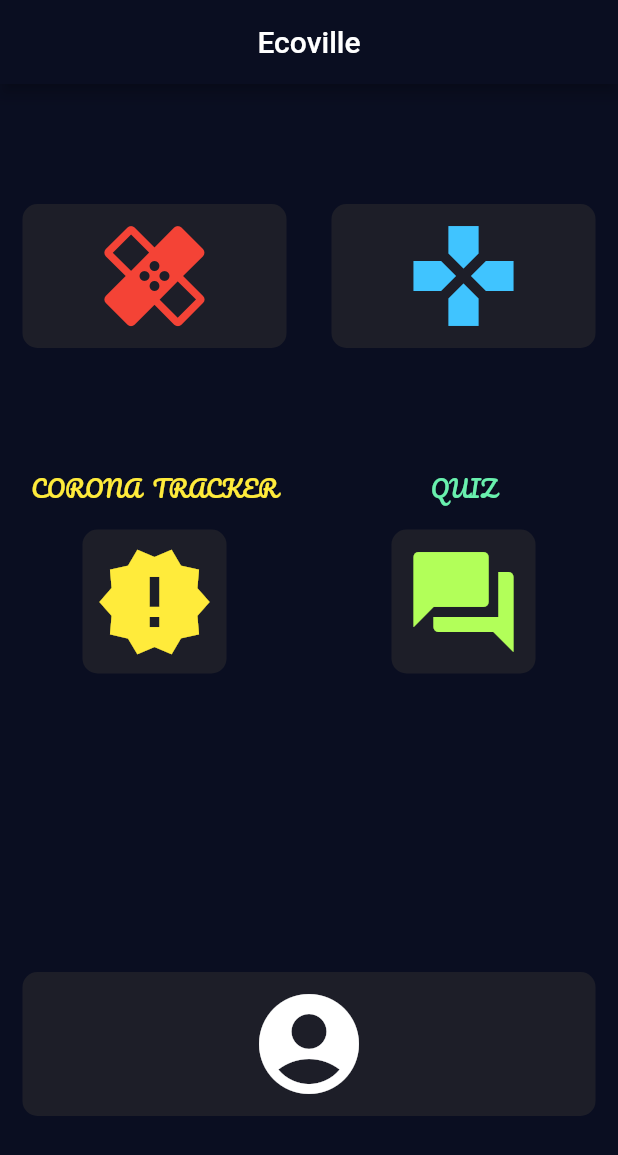
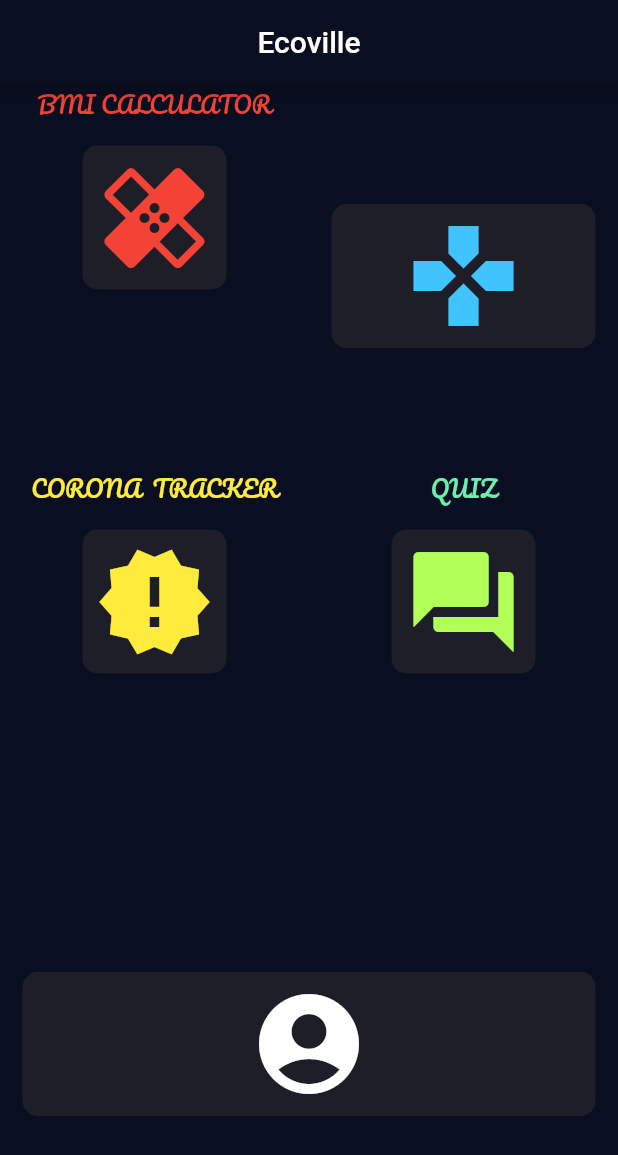
Before and after one commit to simransrivastava01/EcoVille, a Flutter app: the screen it shows after launch, on a phone screen of 412 x 824 dp. Shown: the top 1155 px of the screen. Run offline on Flutter 3.47's test engine with Material 2 defaults, Android fonts, the phone set to English and light mode, and no system bars; our stand-ins replace flutter_spinkit, font_awesome_flutter, rflutter_alert.

Commit message:
added text2

```diff
--- a/lib/mainPage/input_page.dart
+++ b/lib/mainPage/input_page.dart
@@ -35,7 +35,16 @@ class _InputPageState extends State<InputPage> {
             child: Row(
               children: <Widget>[
                 Expanded(
-                  child: GestureDetector(
+                  child: Column(
+                    children: <Widget>[
+                      Text(
+                        'BMI CALCULATOR',
+                        style: TextStyle(
+                            fontSize: 15.0,
+                            color: Colors.red,
+                            fontFamily: 'Pacifico'),
+                      ),
+                      GestureDetector(
 //                    onTap: () {
 //                      print("heyya");
 //                    },
@@ -61,6 +70,8 @@ class _InputPageState extends State<InputPage> {
                             },
                           ),
                         ),
+                      ),
+                    ],
                   ),
                 ),
                 Expanded(
```
Lines whose indentation alone changed are shown as unchanged.
